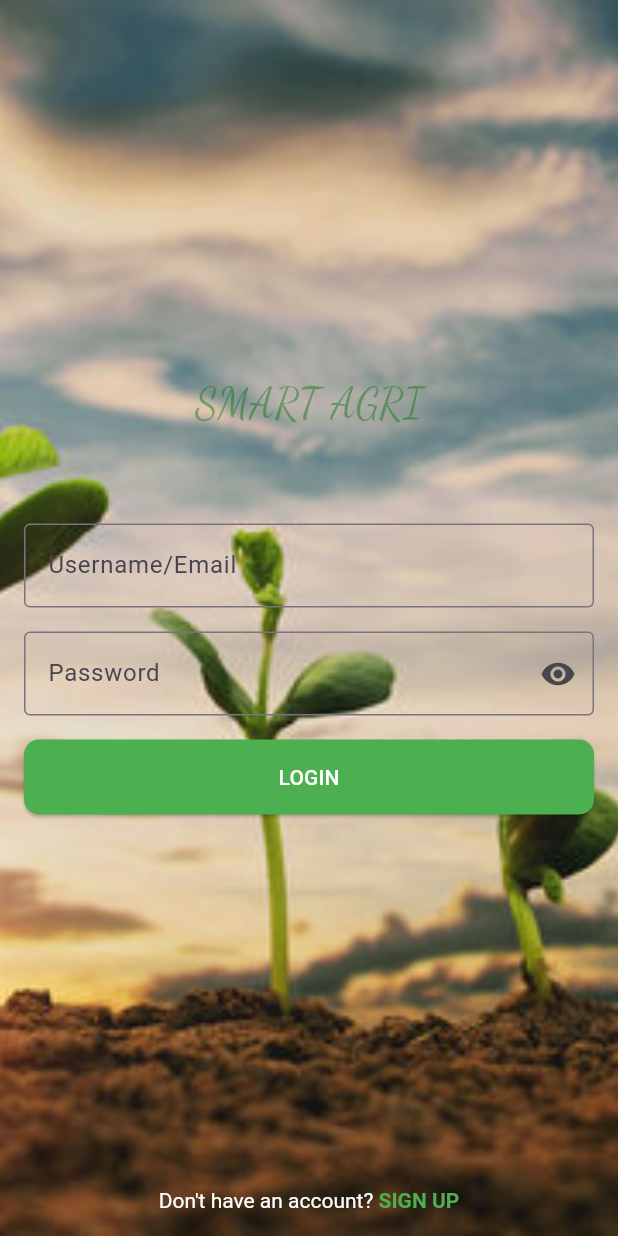
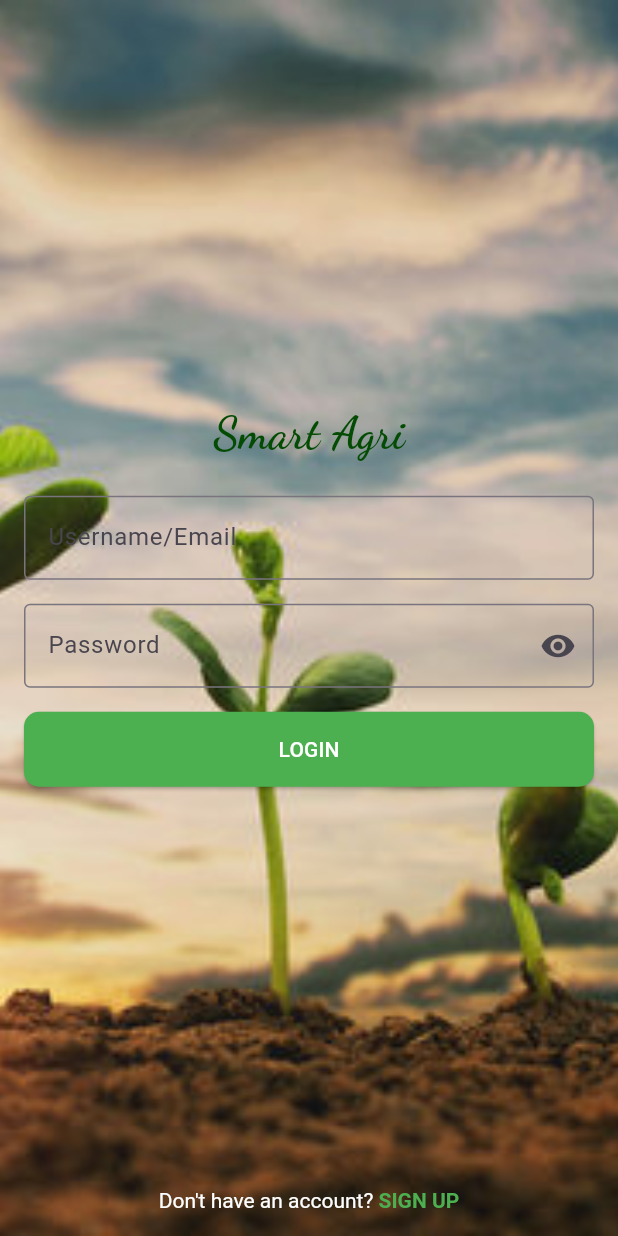
Before and after one commit to projectsmartagri/smartagri, a Flutter app: the screen it shows after launch, after a tap on "Farmer", on a phone screen of 412 x 824 dp. Run offline on Flutter 3.47's test engine with Material 3 defaults, Android fonts, the phone set to English and light mode, and no system bars; our stand-ins replace carousel_slider, cloud_firestore, firebase_auth, firebase_core, firebase_storage, flutter_masked_text2 and 1 more; missing offline and left inert: phone_form_field; accounts and stored records are empty; network calls fail.

Commit message:
loginscreen

```diff
--- a/lib/modules/admin/screen/AdminLoginScreen.dart
+++ b/lib/modules/admin/screen/AdminLoginScreen.dart
@@ -35,12 +35,12 @@ class _LoginScreenState extends State<Adminloginscreen> {
                     const Align(
                       alignment: Alignment.bottomCenter,
                       child: Padding(
-                        padding: EdgeInsets.only(bottom: 60.0),
+                        padding: EdgeInsets.only(bottom: 20.0),
                         child: Text(
                           "Smart Agri",
                           style: TextStyle(
                             fontWeight: FontWeight.bold,
-                            color: Color.fromRGBO(4, 75, 4, 0.424),
+                            color: Color.fromRGBO(4, 75, 4, 0.961),
                             fontFamily: 'dancing script',
                             fontSize: 30,
                           ),
@@ -48,7 +48,7 @@ class _LoginScreenState extends State<Adminloginscreen> {
                       ),
                     ),
 
-                    const SizedBox(height: 1.0), // Add small spacing between the title and text field
+
                     // Field 1: Username/Email
                     TextFormField(
                       decoration: const InputDecoration(
--- a/lib/modules/choose_screen.dart
+++ b/lib/modules/choose_screen.dart
@@ -17,7 +17,7 @@ class ChooseScreen extends StatelessWidget {
         title: const Text(
           'Smart Agri',
           style: TextStyle(
-            color: Color(0xFF2E7D32), // Dark green
+             color: Color.fromRGBO(4, 75, 4, 0.961),
             fontFamily: 'Dancing Script',
             fontSize: 30,
             fontWeight: FontWeight.bold,
--- a/lib/modules/farmer/screens/login_screen.dart
+++ b/lib/modules/farmer/screens/login_screen.dart
@@ -35,17 +35,18 @@ class _LoginScreenState extends State<LoginScreen> {
                 child: Column(
                   mainAxisSize: MainAxisSize.min,
                   children: [
-                    Spacer(),
-                    Align(
+                    const Spacer(),
+                    const Align(
                       alignment: Alignment.bottomCenter,
                       child: Padding(
-                        padding: const EdgeInsets.only(bottom: 60.0),
-                        child: const Text(
-                          "SMART AGRI",
+                        padding: EdgeInsets.only(bottom: 20.0),
+                        child: Text(
+                          "Smart Agri",
                           style: TextStyle(
-                            color: Color.fromRGBO(2, 112, 2, 0.424),
+                            fontWeight:FontWeight.bold,
+                             color: Color.fromRGBO(4, 75, 4, 1),
                             fontFamily: 'dancing script',
-                            fontSize: 28,
+                            fontSize: 30,
                           ),
                         ),
                       ),
--- a/lib/modules/supplier/screens/SupplierLoginScreen.dart
+++ b/lib/modules/supplier/screens/SupplierLoginScreen.dart
@@ -95,9 +95,9 @@ class _SupplierLoginScreenState extends State<SupplierLoginScreen> {
                         child: Text(
                           "Smart Agri",
                           style: TextStyle(
-                            color: Color.fromRGBO(3, 70, 3, 0.965),
+                            color: Color.fromRGBO(4, 75, 4, 1),
                             fontFamily: 'dancing script',
-                            fontSize: 25,
+                            fontSize: 30,
                             fontWeight: FontWeight.bold,
                           ),
                         ),
--- a/lib/modules/supplier/screens/Supplierhome_screen.dart
+++ b/lib/modules/supplier/screens/Supplierhome_screen.dart
@@ -1,6 +1,7 @@
 import 'package:carousel_slider/carousel_slider.dart';
 import 'package:cloud_firestore/cloud_firestore.dart';
 import 'package:flutter/material.dart';
+import 'package:smartagri/modules/choose_screen.dart';
 import 'package:smartagri/modules/supplier/screens/AddEquipment_screen.dart';
 import 'package:smartagri/modules/supplier/screens/SupplierEquipment_Details_screen.dart';
 import 'package:smartagri/modules/supplier/screens/OtherCompaniesScreen.dart';
@@ -105,6 +106,7 @@ class _SupplierHomeScreenState extends State<SupplierHomeScreen> {
         title: Text(
           'Smart Agri',
           style: TextStyle(
+             color: Color.fromRGBO(4, 75, 4, 0.961),
             fontFamily: 'Dancing Script',
             fontSize: 24,
           ),
@@ -210,7 +212,7 @@ class _SupplierHomeScreenState extends State<SupplierHomeScreen> {
                       Navigator.push(
                         context,
                         MaterialPageRoute(
-                            builder: (context) => const SupplierLoginScreen()),
+                            builder: (context) => ChooseScreen()),
                       );
                     },
                   ),
```
Also changed, not shown: lib/modules/user/screens/User_loginScreen.dart (+7 -7 lines).
